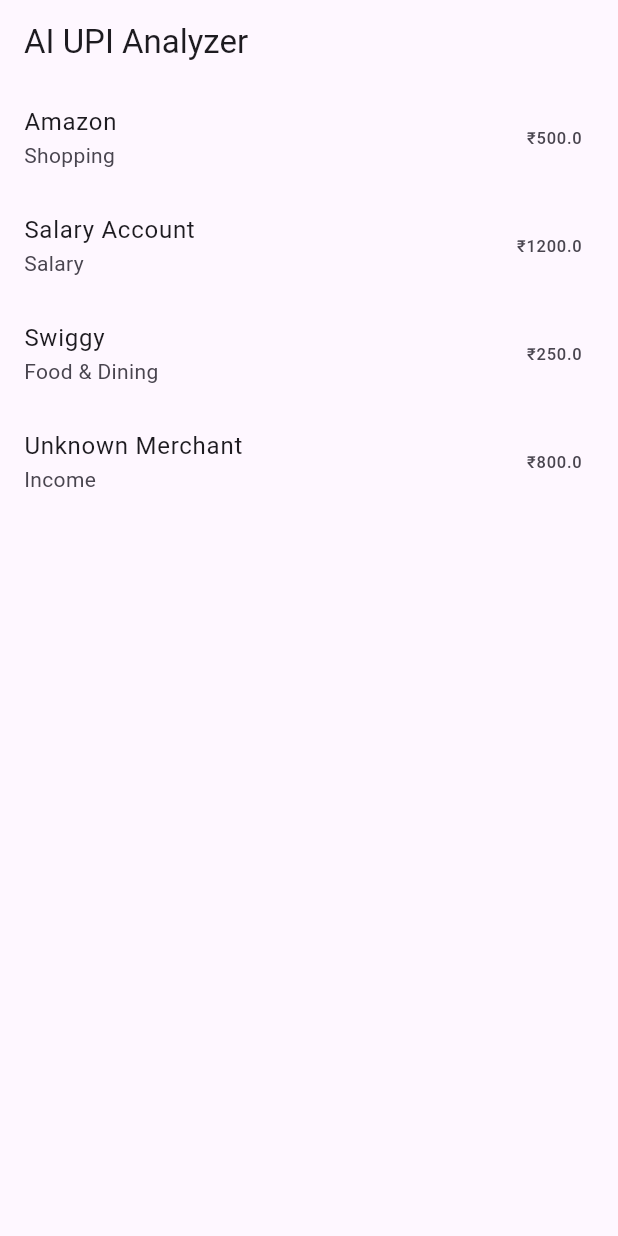
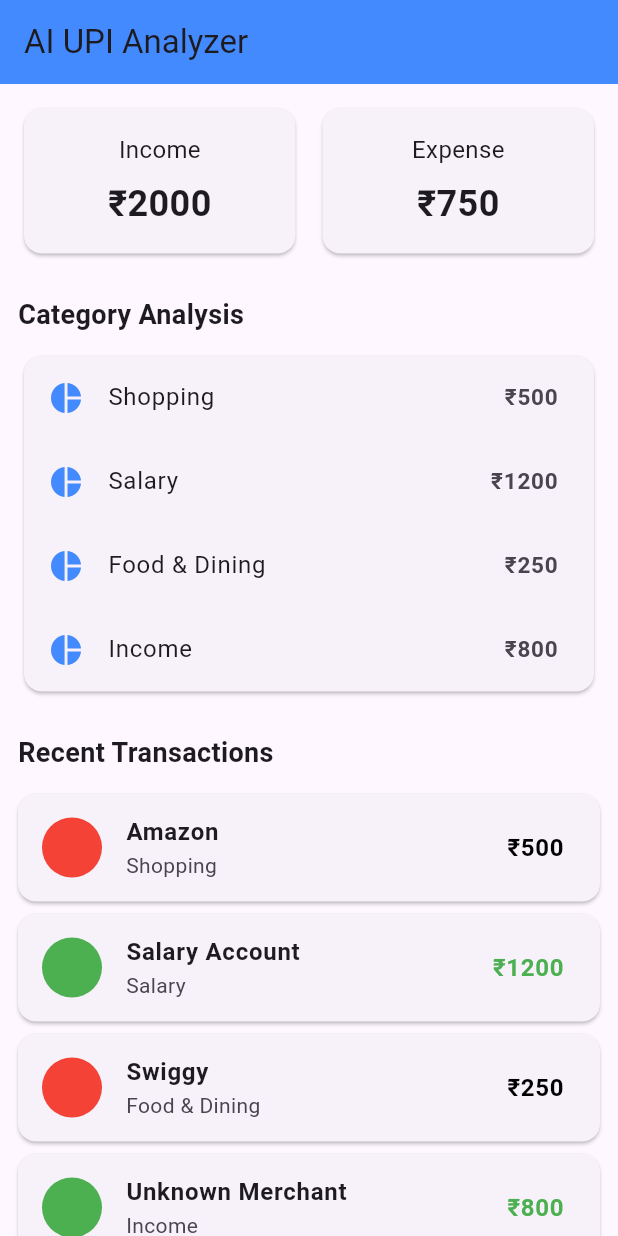
Before and after one commit to gouransh011/MDG_Assignment-AI_UPI_Analyzer, a Flutter app: the screen it shows after launch, on a phone screen of 412 x 824 dp. Run offline on Flutter 3.47's test engine with Material 3 defaults, Android fonts, the phone set to English and light mode, and no system bars; our stand-ins replace flutter_bloc.

Commit message:
feat: enhance home screen with transaction analytics

```diff
--- a/ai_upi_analyzer/lib/screens/home_screen.dart
+++ b/ai_upi_analyzer/lib/screens/home_screen.dart
@@ -4,40 +4,131 @@
 import '../bloc/transaction_bloc.dart';
 import '../bloc/transaction_state.dart';
 
+import '../widgets/summary_card.dart';
+import 'package:upi_transaction_parser/upi_transaction_parser.dart';
 class HomeScreen extends StatelessWidget{
         const HomeScreen({super.key});
 
         @override
         Widget build(BuildContext context) {
           return Scaffold(
-              appBar: AppBar(title: const Text('AI UPI Analyzer')),
+            appBar: AppBar(title: const Text('AI UPI Analyzer'),backgroundColor: Colors.blueAccent),
             body: BlocBuilder<TransactionBloc, TransactionState>(
               builder: (context, state) {
                 if (state is TransactionLoading) {
-                        return const Center(
-                          child: CircularProgressIndicator(),
+                  return const Center(child: CircularProgressIndicator());
+                }
+
+          if (state is TransactionLoaded) {
+            final transactions = state.transactions;
+            double income = 0;
+            double expense = 0;
+
+            final Map<String, double> categoryTotals = {};
+
+            for (final tx in transactions) {
+              if (tx.type == TransactionType.income) {
+                income += tx.amount;
+              } else {
+                expense += tx.amount;
+              }
+
+              categoryTotals[tx.category] = (categoryTotals[tx.category] ?? 0) + tx.amount;
+            }
+
+            return SingleChildScrollView(
+              padding: const EdgeInsets.all(12.0),
+              child: Column(
+                crossAxisAlignment: CrossAxisAlignment.start,
+                children: [
+                  Row(
+                    children: [
+                      Expanded(
+                        child: SummaryCard(
+                          title: 'Income',
+                          value: '₹${income.toStringAsFixed(0)}',
+                        ),
+                      ),
+                      const SizedBox(width: 10),
+                      Expanded(
+                        child: SummaryCard(
+                          title: 'Expense',
+                          value: '₹${expense.toStringAsFixed(0)}',
+                        ),
+                      ),
+                    ],
+                  ),
+                  const SizedBox(height: 24),
+
+                  const Text(
+                    'Category Analysis',
+                    style: TextStyle(fontSize: 18, fontWeight: FontWeight.bold),
+                  ),
+                  const SizedBox(height: 10),
+
+                  Card(
+                    elevation: 1,
+                    child: ListView.builder(
+                      shrinkWrap: true,
+                      physics: const NeverScrollableScrollPhysics(),
+                      itemCount: categoryTotals.length,
+                      itemBuilder: (context, index) {
+                        final category = categoryTotals.keys.elementAt(index);
+                        final totalAmount = categoryTotals[category]!;
+
+                        return ListTile(
+                          leading: const Icon(Icons.pie_chart, color: Colors.blueAccent),
+                          title: Text(category),
+                          trailing: Text('₹${totalAmount.toStringAsFixed(0)}',style: const TextStyle(fontWeight: FontWeight.bold, fontSize: 15)),
+                        );
+                      },
+                    ),
+                  ),
+                  const SizedBox(height: 24),
+
+                  const Text(
+                    'Recent Transactions',
+                    style: TextStyle(fontSize: 18, fontWeight: FontWeight.bold),
+                  ),
+                  const SizedBox(height: 10),
+
+                  ListView.builder(
+                    shrinkWrap: true,
+                    physics: const NeverScrollableScrollPhysics(),
+                    itemCount: transactions.length,
+                    itemBuilder: (context, index) {
+                      final tx = transactions[index];
+                      final isIncome = tx.type == TransactionType.income;
+
+                      return Card(
+                        margin: const EdgeInsets.symmetric(vertical: 4),
+                        child: ListTile(
+                          leading: CircleAvatar(
+                            backgroundColor: isIncome ? Colors.green : Colors.red,
+                            child: Icon(isIncome ? Icons.arrow_downward : Icons.arrow_upward,color: isIncome ? Colors.green : Colors.red),
+                          ),
+                          title: Text(tx.merchant,style: const TextStyle(fontWeight: FontWeight.bold)),
+                          subtitle: Text(tx.category),
+                          trailing: Text(
+                            '₹${tx.amount.toStringAsFixed(0)}',
+                            style: TextStyle(fontSize: 16,fontWeight: FontWeight.bold,color: isIncome ? Colors.green : Colors.black),
+                          ),
+                        ),
+                      );
+                    },
+                  ),
+                ],
+              ),
             );
           }
 
-                  if (state is TransactionLoaded) {
-                        return ListView.builder(
-                          itemCount: state.transactions.length,
-                          itemBuilder: (context, index) {
-                            final transaction = state.transactions[index];
-
-                            return ListTile(title: Text(transaction.merchant),subtitle: Text(transaction.category),trailing: Text('₹${transaction.amount}'));
-                          },
-                        );
-                  }
           if (state is TransactionError) {
-                      return Center(
-                        child: Text(state.message),
-                      );
+            return Center(child: Text(state.message, style: const TextStyle(color: Colors.red)));
           }
 
           return const Center(child: Text('No Transactions Found'));
-                }
-                )
+        },
+      ),
     );
   }
 }
--- /dev/null
+++ b/ai_upi_analyzer/lib/widgets/summary_card.dart
@@ -0,0 +1,35 @@
+import 'package:flutter/material.dart';
+
+class SummaryCard extends StatelessWidget {
+  final String title;
+  final String value;
+
+  const SummaryCard({super.key,required this.title,required this.value});
+
+  @override
+  Widget build(BuildContext context) {
+    return Card(
+      child: Padding(
+        padding: const EdgeInsets.all(16),
+        child: Column(
+          children: [
+            Text(
+              title,
+              style: const TextStyle(
+                fontSize: 16,
+              ),
+            ),
+            const SizedBox(height: 8),
+            Text(
+              value,
+              style: const TextStyle(
+                fontSize: 24,
+                fontWeight: FontWeight.bold,
+              ),
+            ),
+          ],
+        ),
+      ),
+    );
+  }
+}
```
Lines whose indentation alone changed are shown as unchanged.
